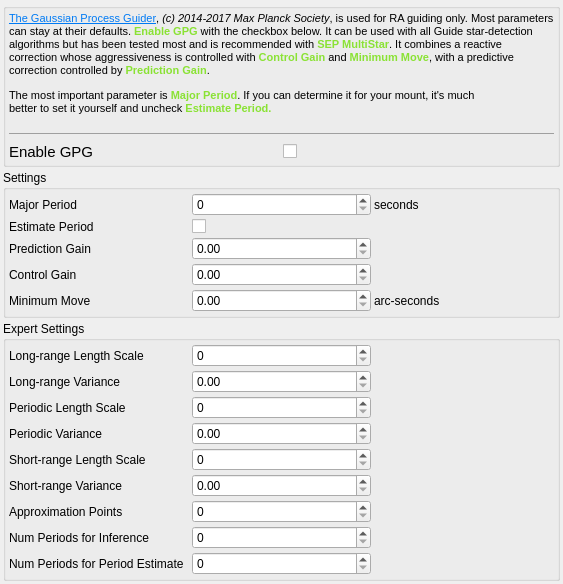
This is kstars/ekos/guide/opsgpg.ui in KDE/kstars as Qt 5 draws it before an edit. The edited form follows.
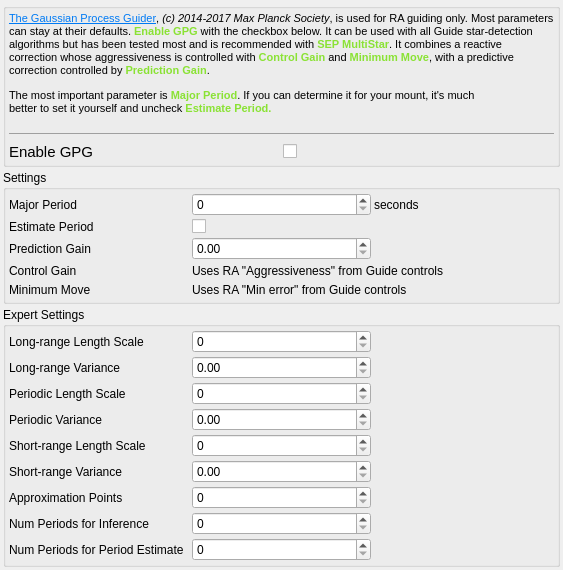
This is the edited form.

Commit message: Refactor guider, adjust UI, convert to 0-1.0 control parameter, use calibration, add calibration test.

Patch:
```diff
--- a/kstars/ekos/guide/opsgpg.ui
+++ b/kstars/ekos/guide/opsgpg.ui
@@ -220,29 +220,6 @@
           </property>
          </widget>
         </item>
-        <item row="3" column="1">
-         <widget class="QDoubleSpinBox" name="kcfg_GPGcWeight">
-          <property name="toolTip">
-           <string>The fraction of the guide-star drift the GPG uses to move the mount.</string>
-          </property>
-          <property name="minimum">
-           <double>0.000000000000000</double>
-          </property>
-          <property name="maximum">
-           <double>1.000000000000000</double>
-          </property>
-          <property name="singleStep">
-           <double>0.100000000000000</double>
-          </property>
-         </widget>
-        </item>
-        <item row="3" column="2">
-         <widget class="QLabel" name="label_gpgs3c">
-          <property name="text">
-           <string/>
-          </property>
-         </widget>
-        </item>
         <item row="4" column="0">
          <widget class="QLabel" name="label_gpgs4a">
           <property name="toolTip">
@@ -253,26 +230,17 @@
           </property>
          </widget>
         </item>
-        <item row="4" column="1">
-         <widget class="QDoubleSpinBox" name="kcfg_GPGMinMove">
-          <property name="toolTip">
-           <string>The min-move parameter the GPG uses to move the mount when it uses its backoff proportional guider.</string>
-          </property>
-          <property name="minimum">
-           <double>0.000000000000000</double>
-          </property>
-          <property name="maximum">
-           <double>10.000000000000000</double>
-          </property>
-          <property name="singleStep">
-           <double>0.100000000000000</double>
+        <item row="3" column="1" colspan="2">
+         <widget class="QLabel" name="label_2">
+          <property name="text">
+           <string>Uses RA &quot;Aggressiveness&quot; from Guide controls</string>
           </property>
          </widget>
         </item>
-        <item row="4" column="2">
-         <widget class="QLabel" name="label_gpgs4c">
+        <item row="4" column="1" colspan="2">
+         <widget class="QLabel" name="label_3">
           <property name="text">
-           <string>arc-seconds</string>
+           <string>Uses RA &quot;Min error&quot; from Guide controls</string>
           </property>
          </widget>
         </item>
```
The commit also changes 22 other files.
